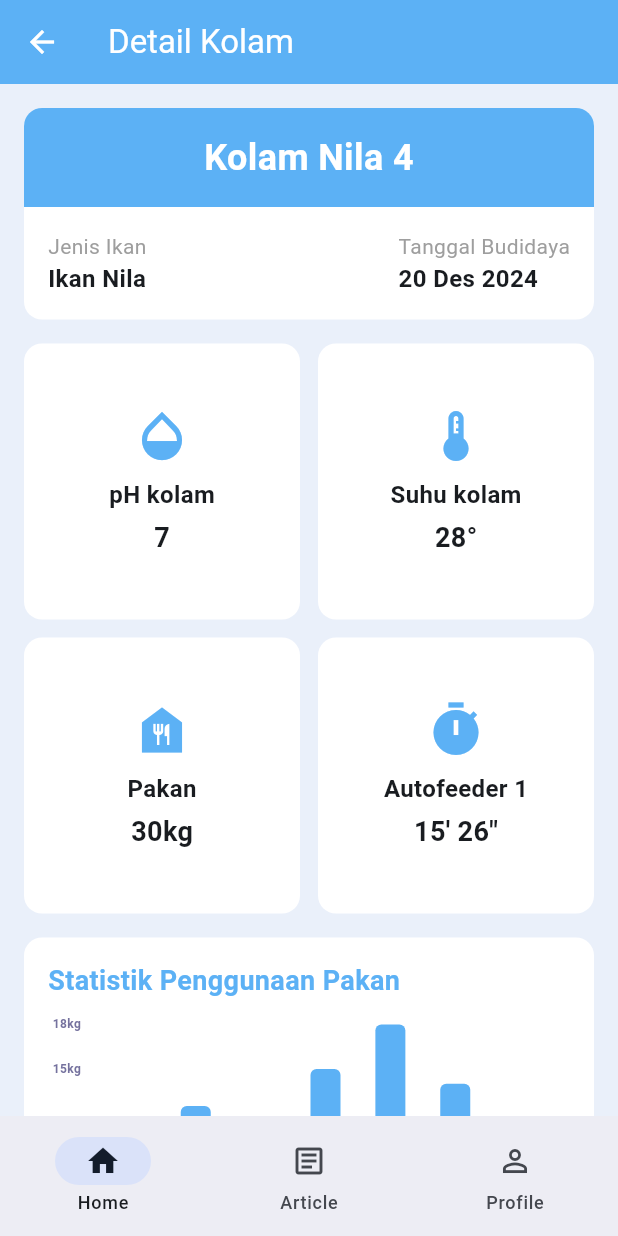
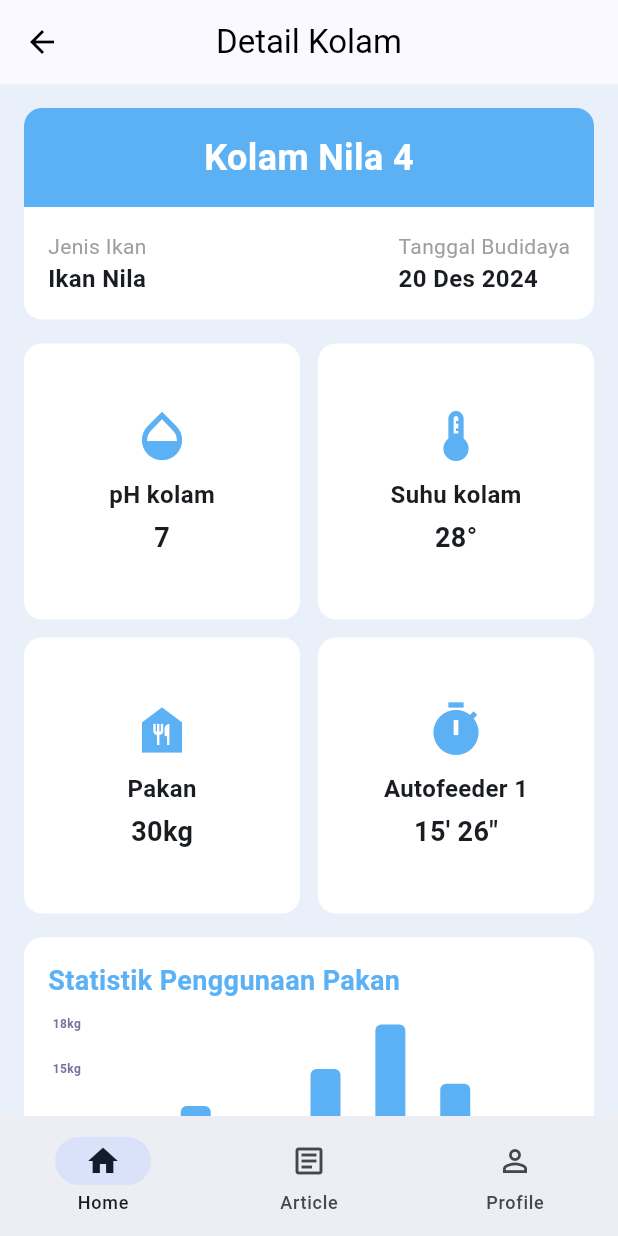
Before and after one commit to IndraMakassar/FishTech, a Flutter app: the DetailKolam screen opened by its route, on a phone screen of 412 x 824 dp. Run offline on Flutter 3.47's test engine with Material 3 defaults, Android fonts, the phone set to English and light mode, and no system bars; drawn by our look-alikes of fl_chart; our stand-ins replace equatable, flutter_bloc, flutter_local_notifications, flutter_native_splash, gap, get_it and 4 more; accounts and stored records are empty; network calls fail.

Commit message:
perbaiki warna

```diff
--- a/lib/theme.dart
+++ b/lib/theme.dart
@@ -8,7 +8,7 @@ class MaterialTheme {
   static ColorScheme lightScheme() {
     return const ColorScheme(
       brightness: Brightness.light,
-      primary: Color(4282474385),
+      primary: Color.fromARGB(255, 90, 143, 236),
       surfaceTint: Color(4282474385),
       onPrimary: Color(4294967295),
       primaryContainer: Color(4292273151),
--- a/lib/view/pages/detail_kolam_screen.dart
+++ b/lib/view/pages/detail_kolam_screen.dart
@@ -5,18 +5,20 @@ import 'package:go_router/go_router.dart';
 class DetailKolam extends StatelessWidget {
   @override
   Widget build(BuildContext context) {
+    final colorScheme = Theme.of(context).colorScheme;
     return Scaffold(
       backgroundColor: Color(0xFFEAF0FA),
       appBar: AppBar(
-        backgroundColor: Color(0xFF5CB1F5),
+        backgroundColor: colorScheme.surface,
         elevation: 0,
         leading: IconButton(
-          icon: Icon(Icons.arrow_back, color: Colors.white),
+          icon: Icon(Icons.arrow_back, color: Colors.black),
           onPressed: () {
             GoRouter.of(context).go("/home");
           },
         ),
-        title: Text("Detail Kolam", style: TextStyle(color: Colors.white)),
+        title: Text("Detail Kolam", style: TextStyle(color: Colors.black)),
+        centerTitle: true,
       ),
       body: SingleChildScrollView(
         padding: EdgeInsets.all(16.0),
```
Also changed, not shown: lib/view/pages/article_screen.dart (+5 -27 lines), lib/view/pages/home_screen.dart (+6 -3 lines), lib/view/pages/profile_screen.dart (+6 -3 lines).
